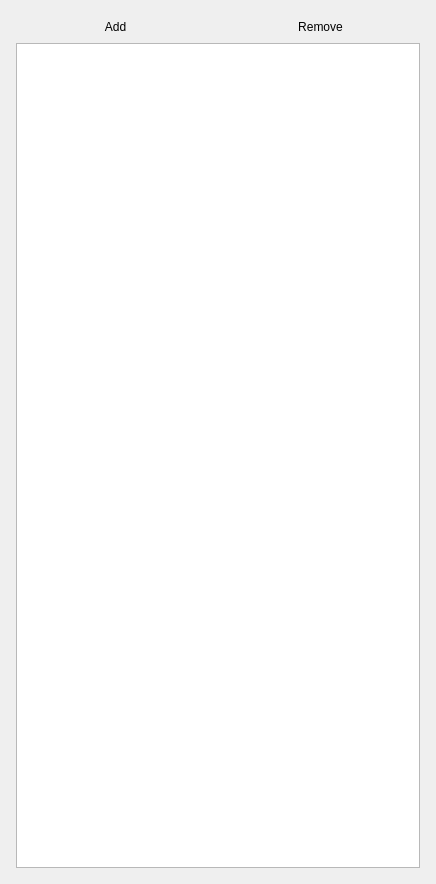
Above: src/app/ui/omni_ui_Input.ui from WilstonOreo/omnidome before the change. Below: the same form after it.
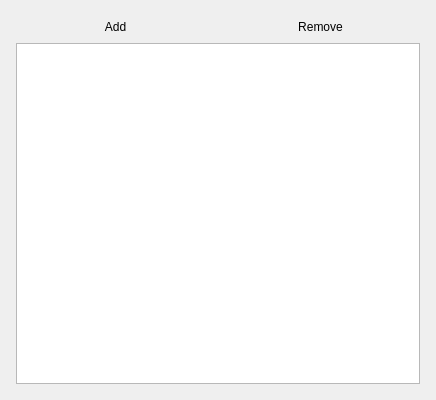
That is the form after the change.

Commit message: Input preview

Diff of the .ui file:
```diff
--- a/src/app/ui/omni_ui_Input.ui
+++ b/src/app/ui/omni_ui_Input.ui
@@ -7,7 +7,7 @@
     <x>0</x>
     <y>0</y>
     <width>436</width>
-    <height>884</height>
+    <height>400</height>
    </rect>
   </property>
   <property name="sizePolicy">
@@ -96,12 +96,21 @@
    </item>
    <item>
     <widget class="QTreeView" name="inputList">
+     <property name="enabled">
+      <bool>true</bool>
+     </property>
      <property name="sizePolicy">
-      <sizepolicy hsizetype="Expanding" vsizetype="Expanding">
+      <sizepolicy hsizetype="Preferred" vsizetype="Expanding">
        <horstretch>0</horstretch>
-       <verstretch>3</verstretch>
+       <verstretch>1</verstretch>
       </sizepolicy>
      </property>
+     <property name="minimumSize">
+      <size>
+       <width>0</width>
+       <height>128</height>
+      </size>
+     </property>
     </widget>
    </item>
   </layout>
```
Left out of the diff: 6 changed lines with no effect on the pictures. The commit also changes 19 other files.
